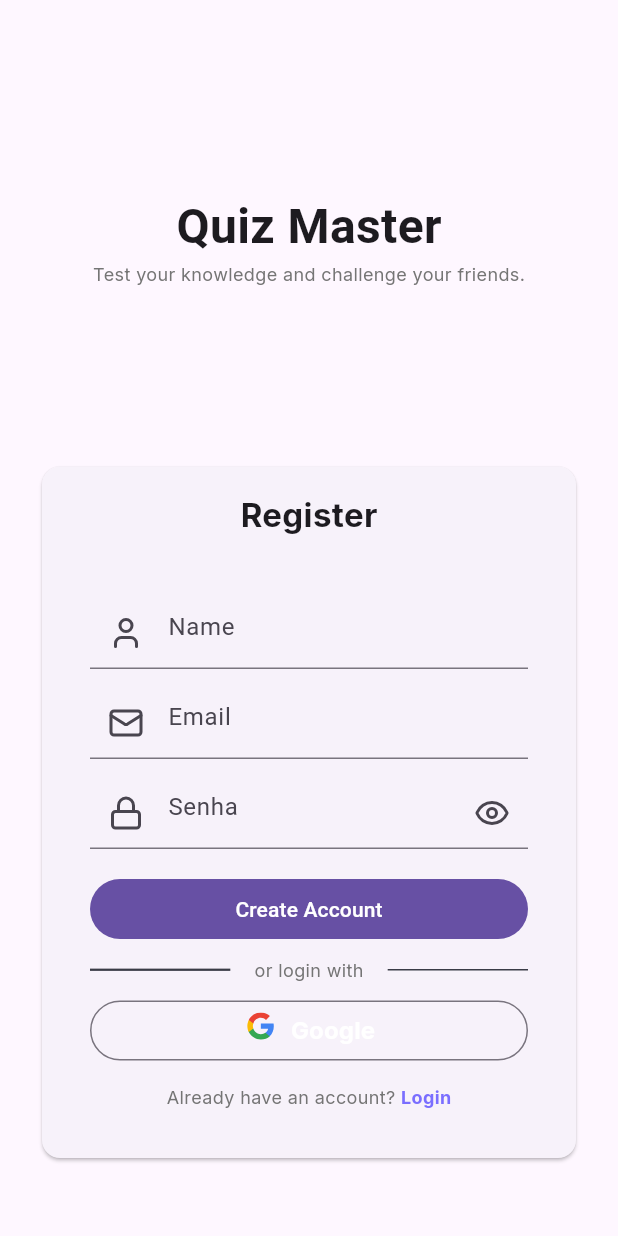
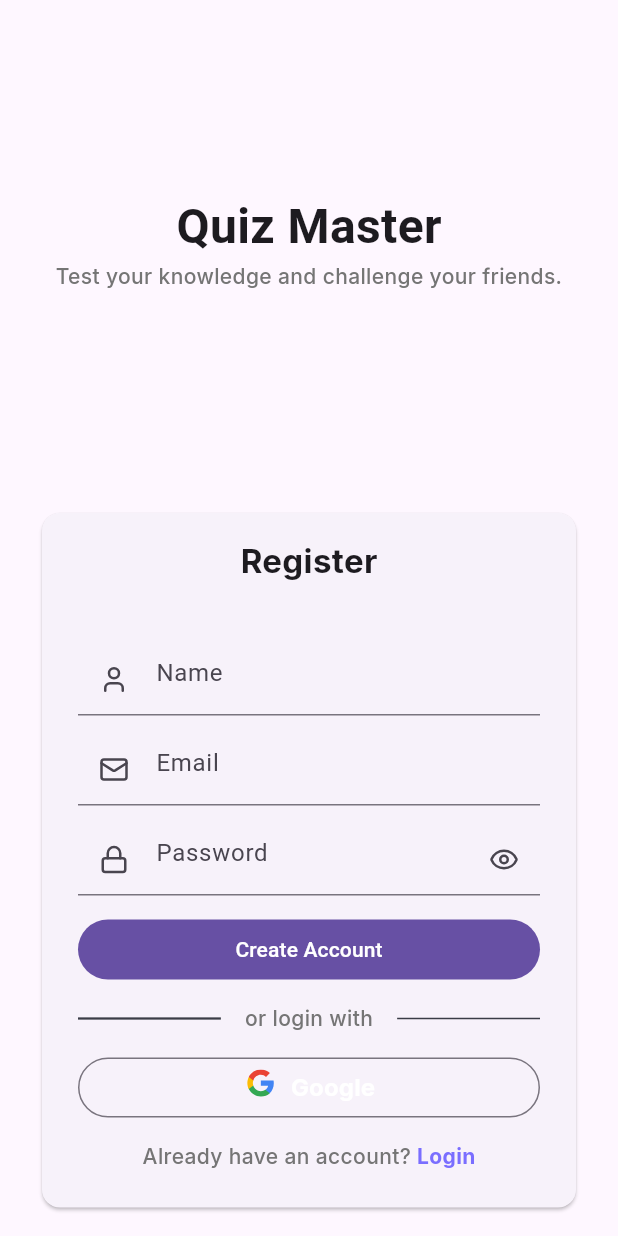
Before and after one commit to Denilson-S/Trabalho-APP-API, a Flutter app: the screen it shows after launch, after a tap on "Sign In", after a tap on "Register", on a phone screen of 412 x 824 dp. Run offline on Flutter 3.47's test engine with Material 3 defaults, Android fonts, the phone set to English and light mode, and no system bars; our stand-ins replace flutter_svg, google_fonts, lucide_icons, shared_preferences; missing offline and left inert: dotenv; Roboto replaces fonts that are missing (Atma).

Commit message:
feat(): Componetiza partes da tela de login

```diff
--- a/app_quizz/lib/app.dart
+++ b/app_quizz/lib/app.dart
@@ -1,7 +1,6 @@
 import './constants/app_themes.dart';
 import 'package:flutter/material.dart';
 import './routes.dart';
-import 'package:app_quizz/pages/views/login_page.dart';
 
 final ValueNotifier<ThemeMode> themeMode = ValueNotifier(ThemeMode.system);
 
--- /dev/null
+++ b/app_quizz/lib/components/action_text.dart
@@ -0,0 +1,24 @@
+import 'package:app_quizz/constants/app_styles.dart';
+import 'package:flutter/material.dart';
+
+class ActionText extends StatelessWidget {
+  final String simpleText;
+  final String actionText;
+  final VoidCallback onPressed;
+
+  const ActionText({super.key, required this.simpleText, required this.actionText, required this.onPressed});
+
+  @override
+  Widget build(BuildContext context) {
+    return Row(
+      mainAxisAlignment: MainAxisAlignment.center,
+      children: [
+        Text(simpleText, style: AppStyles.caption),
+        GestureDetector(
+          onTap: onPressed,
+          child: Text(actionText, style: AppStyles.captionActive),
+        ),
+      ],
+    );
+  }
+}
--- /dev/null
+++ b/app_quizz/lib/components/buttons/primary_button.dart
@@ -0,0 +1,20 @@
+import 'package:flutter/material.dart';
+
+class PrimaryButton extends StatelessWidget {
+  final String? text;
+  final Widget? child;
+  final VoidCallback onPressed;
+
+  const PrimaryButton({super.key, this.text, this.child, required this.onPressed});
+
+  @override
+  Widget build(BuildContext context) {
+    return SizedBox(
+      width: double.infinity,
+      child: FilledButton(
+        onPressed: onPressed,
+        child: child ?? Text(text ?? ''),
+      ),
+    );
+  }
+}
--- /dev/null
+++ b/app_quizz/lib/components/buttons/secondary_button.dart
@@ -0,0 +1,20 @@
+import 'package:flutter/material.dart';
+
+class SecondaryButton extends StatelessWidget {
+  final String? text;
+  final Widget? child;
+  final VoidCallback onPressed;
+
+  const SecondaryButton({super.key, this.text, this.child, required this.onPressed});
+
+  @override
+  Widget build(BuildContext context) {
+    return SizedBox(
+      width: double.infinity,
+      child: OutlinedButton(
+        onPressed: onPressed,
+        child: child ?? Text(text ?? ''),
+      ),
+    );
+  }
+}
--- /dev/null
+++ b/app_quizz/lib/components/card_login.dart
@@ -0,0 +1,33 @@
+import 'package:app_quizz/constants/app_styles.dart';
+import 'package:flutter/material.dart';
+
+class CardLogin extends StatelessWidget {
+  final String title;
+  final GlobalKey<FormState> formKey;
+  final List<Widget> children;
+
+  const CardLogin({super.key, required this.title, required this.formKey, required this.children});
+
+  @override
+  Widget build(BuildContext context) {
+    return Card(
+      child: Container(
+        padding: const EdgeInsets.all(16),
+        child: Column(
+          children: [
+            Text(title, style: AppStyles.titleMedium),
+            Padding(padding: const EdgeInsets.only(top: 40, bottom: 8, left: 8, right: 8),
+              child: Form(
+                key: formKey,
+                child: Column(
+                  spacing: 12,
+                  children: children
+                )
+              ),
+            ),
+          ],
+        ),
+      ),
+    );
+  }
+}
--- /dev/null
+++ b/app_quizz/lib/components/inputs/obscure_input.dart
@@ -0,0 +1,47 @@
+import 'package:flutter/material.dart';
+import 'package:flutter/services.dart';
+
+class ObscureInput extends StatelessWidget {
+  final String hintText;
+  final bool isObscure;
+  final IconData prefixIcon;
+  final IconData suffixIcon;
+  final TextEditingController controller;
+  final FormFieldValidator<String>? validator;
+  final TextInputFormatter? inputFormatter;
+  final VoidCallback? onToggle;
+  final TextInputType keyboardType;
+
+  const ObscureInput({
+    super.key,
+    required this.controller,
+    required this.hintText,
+    required this.prefixIcon,
+    required this.suffixIcon,
+    required this.keyboardType,
+    this.validator,
+    this.inputFormatter,
+    this.isObscure = true,
+    this.onToggle,
+  });
+
+  @override
+  Widget build(BuildContext context) {
+    return TextFormField(
+      controller: controller,
+      decoration: InputDecoration(
+        hintText: hintText,
+        prefixIcon: Icon(prefixIcon, size: 20),
+        suffixIcon: IconButton(
+          icon: Icon(suffixIcon, size: 20),
+          onPressed: onToggle,
+        ),
+      ),
+      validator: validator,
+      inputFormatters: inputFormatter != null ? [inputFormatter!] : null,
+      textAlign: TextAlign.left,
+      obscureText: isObscure,
+      keyboardType: keyboardType,
+    );
+  }
+}
--- /dev/null
+++ b/app_quizz/lib/components/inputs/simple_input.dart
@@ -0,0 +1,36 @@
+import 'package:flutter/material.dart';
+import 'package:flutter/services.dart';
+
+class SimpleInput extends StatelessWidget {
+  final TextEditingController controller;
+  final String hintText;
+  final IconData prefixIcon;
+  final FormFieldValidator<String>? validator;
+  final TextInputFormatter? inputFormatter;
+  final TextInputType keyboardType;
+
+  const SimpleInput({
+    super.key,
+    required this.controller,
+    required this.hintText,
+    required this.prefixIcon,
+    required this.keyboardType,
+    this.validator,
+    this.inputFormatter,
+  });
+
+  @override
+  Widget build(BuildContext context) {
+    return TextFormField(
+      controller: controller,
+      decoration: InputDecoration(
+        hintText: hintText,
+        prefixIcon: Icon(prefixIcon, size: 20),
+      ),
+      validator: validator,
+      inputFormatters: inputFormatter != null ? [inputFormatter!] : null,
+      textAlign: TextAlign.left,
+      keyboardType: keyboardType,
+    );
+  }
+}
--- /dev/null
+++ b/app_quizz/lib/components/svg_text.dart
@@ -0,0 +1,21 @@
+import 'package:app_quizz/constants/app_styles.dart';
+import 'package:flutter/material.dart';
+import 'package:flutter_svg/svg.dart';
+
+class SvgText extends StatelessWidget {
+  final String path;
+  final String text;
+
+  const SvgText({super.key, required this.path, required this.text});
+
+  @override
+  Widget build(BuildContext context) {
+    return Row(mainAxisAlignment: MainAxisAlignment.center,
+      children: [
+        SvgPicture.asset(path, height: 24.0, width: 24.0,),
+        const SizedBox(width: 8),
+        Text(text, style: AppStyles.googleButton),
+      ],
+    );
+}
+}
--- a/app_quizz/lib/components/widgets.dart
+++ b/app_quizz/lib/components/widgets.dart
@@ -1,2 +1,9 @@
 export 'app_bar.dart';
 export 'custom_divider.dart';
+export 'card_login.dart';
+export 'buttons/primary_button.dart';
+export 'buttons/secondary_button.dart';
+export 'action_text.dart';
+export 'inputs/simple_input.dart';
+export 'inputs/obscure_input.dart';
+export 'svg_text.dart';
--- a/app_quizz/lib/constants/app_styles.dart
+++ b/app_quizz/lib/constants/app_styles.dart
@@ -27,12 +27,13 @@ class AppStyles {
   );
 
   static final TextStyle caption = GoogleFonts.inter(
-    fontSize: 12,
+    fontSize: 14,
+    fontWeight: FontWeight.w500,
     color: Colors.grey[600],
   );
 
   static final TextStyle captionActive = GoogleFonts.inter(
-    fontSize: 12,
+    fontSize: 14,
     fontWeight: FontWeight.bold,
     color: AppColors.primary,
   );
--- a/app_quizz/lib/constants/app_themes.dart
+++ b/app_quizz/lib/constants/app_themes.dart
@@ -82,6 +82,8 @@ class AppThemes {
         borderRadius: BorderRadius.circular(32),
         borderSide: const BorderSide(color: AppColors.onError, width: 2),
       ),
+
+      errorStyle: AppStyles.caption.copyWith(color: AppColors.onError),
     ),
 
     cardTheme: CardThemeData(
--- a/app_quizz/lib/pages/views/login_page.dart
+++ b/app_quizz/lib/pages/views/login_page.dart
@@ -3,7 +3,6 @@ import 'package:flutter/material.dart';
 import 'package:app_quizz/validators/validators.dart';
 import 'package:lucide_icons/lucide_icons.dart';
 import 'package:app_quizz/components/widgets.dart';
-import 'package:flutter_svg/flutter_svg.dart';
 
 class LoginPage extends StatefulWidget {
   const LoginPage({Key? key}) : super(key: key);
@@ -18,6 +17,11 @@ class _LoginPageState extends State<LoginPage> {
   final TextEditingController _passwordController = TextEditingController();
 
   bool _isObscure = true;
+  void _togglePasswordVisibility() {
+    setState(() {
+      _isObscure = !_isObscure;
+    });
+  }
 
   void _login() {
     if (_formKey.currentState!.validate()) {
@@ -35,6 +39,11 @@ class _LoginPageState extends State<LoginPage> {
     );
   }
 
+
+  void _navigateToRegister() {
+    Navigator.pushNamed(context, '/register');
+  }
+
   @override
   Widget build(BuildContext context) {
     return Scaffold(
@@ -42,98 +51,39 @@ class _LoginPageState extends State<LoginPage> {
         onTap: () {
           FocusScope.of(context).unfocus();
         },
-        child: Padding(
+        child: Column(
+          children: [
+            Padding(
               padding: const EdgeInsets.only(left: 24.0, right: 24.0, top: 128.0, bottom: 48.0),
               child: Column(
                 children: [
                   Text('Quiz Master', style: AppStyles.titleLarge),
-              Text('Test your knowledge and challenge your friends.', style: AppStyles.caption),
-              const Spacer(),
-              Card(
-                child: SingleChildScrollView(
-                  child: Container(
-                    padding: EdgeInsets.all(16),
-                    child: Column(
-                      children: [
-                        Text('Login', style: AppStyles.titleMedium),
-                        Padding(
-                          padding: const EdgeInsets.only(top: 40, bottom: 16, left: 16, right: 16),
-                          child: Form(
-                            key: _formKey,
-                            child: Column(
-                              children: [
-                                TextFormField(
-                                  controller: _emailController,
-                                  decoration: const InputDecoration(hintText: 'Email', prefixIcon: Icon(LucideIcons.mail)),
-                                  keyboardType: TextInputType.emailAddress,
-                                  validator: validateEmail,
-                                ),
-                                SizedBox(height: 12),
-                                TextFormField(
-                                  controller: _passwordController,
-                                  decoration: InputDecoration(
-                                    hintText: 'Senha',
-                                    prefixIcon: Icon(LucideIcons.lock),
-                                    suffixIcon: Icon(
-                                      _isObscure ? LucideIcons.eye : LucideIcons.eyeOff,
-                                    ),
-                                  ),
-                                  obscureText: _isObscure,
-                                  validator: validatePassword,
-                                ),
-                                const SizedBox(height: 16.0),
-                                SizedBox(
-                                  width: double.infinity,
-                                  child: FilledButton(
-                                    onPressed: _login,
-                                    child: const Text('Sign In'),
-                                  ),
-                                ),
-                                SizedBox(height: 8),
-                                CustomDivider(text: 'or login with'),
-                                const SizedBox(height: 8),
-                                SizedBox(
-                                  width: double.infinity,
-                                  child: OutlinedButton(
-                                    onPressed: _googleLogin,
-                                    child: Row(
-                                      mainAxisAlignment: MainAxisAlignment.center,
-                                      children: [
-                                        SvgPicture.asset(
-                                          'assets/svgs/logo_google.svg',
-                                          height: 24.0,
-                                          width: 24.0,
-                                        ),
-                                        const SizedBox(width: 8),
-                                        Text('Google', style: AppStyles.googleButton),
+                  Text('Test your knowledge and challenge your friends.', style: AppStyles.caption, textAlign: TextAlign.center),
                 ],
               ),
             ),
+            Expanded(
+              child: ScrollConfiguration(
+                behavior: ScrollConfiguration.of(context).copyWith(overscroll: false),
+                child: SingleChildScrollView(
+                  physics: const ClampingScrollPhysics(),
+                  padding: const EdgeInsets.only(left: 24.0, right: 24.0, top: 156.0, bottom: 24.0),
+                  child: CardLogin(
+                    title: 'Login',
+                    formKey: _formKey,
+                    children: [
+                      SimpleInput(controller: _emailController, keyboardType: TextInputType.emailAddress, hintText: 'Email', prefixIcon: LucideIcons.mail, validator: validateEmail),
+                      ObscureInput(controller: _passwordController, keyboardType: TextInputType.visiblePassword, hintText: 'Password', prefixIcon: LucideIcons.lock, validator: validatePassword, suffixIcon: _isObscure ? LucideIcons.eye : LucideIcons.eyeOff, isObscure: _isObscure, onToggle: _togglePasswordVisibility),
+                      PrimaryButton(onPressed: _login, text: 'Sign In',),
+                      CustomDivider(text: 'or login with'),
+                      SecondaryButton(onPressed: _googleLogin, child: SvgText(path: 'assets/svgs/logo_google.svg', text: 'Google')),
+                      ActionText(simpleText: 'Don\'t have an account? ', actionText: 'Register', onPressed: _navigateToRegister)
+                    ]
                   ),
-                                const SizedBox(height: 12),
-                                Row(
-                                  mainAxisAlignment: MainAxisAlignment.center,
-                                  children: [
-                                    Text('Don’t have account? ', style: AppStyles.caption,),
-                                    GestureDetector(
-                                      onTap: () {
-                                        Navigator.pushNamed(context, '/register');
-                                      },
-                                      child: Text('Register', style: AppStyles.captionActive,),
-                                    ),
+                )
+              )
+            )
           ],
-                                ),
-                              ],
-                            ),
-                          ),
-                        ),
-                      ],
-                    ),
-                  ),
-                ),
-              ),
-            ],
-          ),
         ),
       ),
     );
--- a/app_quizz/lib/pages/views/register_page.dart
+++ b/app_quizz/lib/pages/views/register_page.dart
@@ -19,6 +19,11 @@ class RegisterPageState extends State<RegisterPage> {
   final TextEditingController _passwordController = TextEditingController();
 
   bool _isObscure = true;
+  void _togglePasswordVisibility() {
+    setState(() {
+      _isObscure = !_isObscure;
+    });
+  }
 
   void _login() {
     if (_formKey.currentState!.validate()) {
@@ -36,6 +41,10 @@ class RegisterPageState extends State<RegisterPage> {
     );
   }
 
+  void _navigateToLogin() {
+    Navigator.pushNamed(context, '/');
+  }
+
   @override
   Widget build(BuildContext context) {
     return Scaffold(
@@ -43,104 +52,40 @@ class RegisterPageState extends State<RegisterPage> {
         onTap: () {
           FocusScope.of(context).unfocus();
         },
-        child: Padding(
+        child: Column(
+          children: [
+            Padding(
               padding: const EdgeInsets.only(left: 24.0, right: 24.0, top: 128.0, bottom: 48.0),
               child: Column(
                 children: [
                   Text('Quiz Master', style: AppStyles.titleLarge),
-              Text('Test your knowledge and challenge your friends.', style: AppStyles.caption),
-              const Spacer(),
-              Card(
-                child: SingleChildScrollView(
-                  child: Container(
-                    padding: EdgeInsets.all(16),
-                    child: Column(
-                      children: [
-                        Text('Register', style: AppStyles.titleMedium),
-                        Padding(
-                          padding: const EdgeInsets.only(top: 40, bottom: 16, left: 16, right: 16),
-                          child: Form(
-                            key: _formKey,
-                            child: Column(
-                              children: [
-                                TextFormField(
-                                  controller: _nameController,
-                                  decoration: const InputDecoration(hintText: 'Name', prefixIcon: Icon(LucideIcons.user)),
-                                  validator: validateName,
-                                ),
-                                SizedBox(height: 12),
-                                TextFormField(
-                                  controller: _emailController,
-                                  decoration: const InputDecoration(hintText: 'Email', prefixIcon: Icon(LucideIcons.mail)),
-                                  keyboardType: TextInputType.emailAddress,
-                                  validator: validateEmail,
-                                ),
-                                SizedBox(height: 12),
-                                TextFormField(
-                                  controller: _passwordController,
-                                  decoration: InputDecoration(
-                                    hintText: 'Senha',
-                                    prefixIcon: Icon(LucideIcons.lock),
-                                    suffixIcon: Icon(
-                                      _isObscure ? LucideIcons.eye : LucideIcons.eyeOff,
-                                    ),
-                                  ),
-                                  obscureText: _isObscure,
-                                  validator: validatePassword,
-                                ),
-                                const SizedBox(height: 16.0),
-                                SizedBox(
-                                  width: double.infinity,
-                                  child: FilledButton(
-                                    onPressed: _login,
-                                    child: const Text('Create Account'),
-                                  ),
-                                ),
-                                SizedBox(height: 8),
-                                CustomDivider(text: 'or login with'),
-                                const SizedBox(height: 8),
-                                SizedBox(
-                                  width: double.infinity,
-                                  child: OutlinedButton(
-                                    onPressed: _googleLogin,
-                                    child: Row(
-                                      mainAxisAlignment: MainAxisAlignment.center,
-                                      children: [
-                                        SvgPicture.asset(
-                                          'assets/svgs/logo_google.svg',
-                                          height: 24.0,
-                                          width: 24.0,
-                                        ),
-                                        const SizedBox(width: 8),
-                                        Text('Google', style: AppStyles.googleButton),
+                  Text('Test your knowledge and challenge your friends.', style: AppStyles.caption, textAlign: TextAlign.center),
                 ],
               ),
             ),
+            Expanded(
+              child: ScrollConfiguration(
+                behavior: ScrollConfiguration.of(context).copyWith(overscroll: false),
+                child: SingleChildScrollView(
+                  physics: const ClampingScrollPhysics(),
+                  padding: const EdgeInsets.only(left: 24.0, right: 24.0, top: 96.0, bottom: 24.0),
+                  child: CardLogin(
+                    title: 'Register',
+                    formKey: _formKey,
+                    children: [
+                      SimpleInput(controller: _nameController, hintText: 'Name', prefixIcon: LucideIcons.user, keyboardType: TextInputType.name, validator: validateName),
+                      SimpleInput(controller: _emailController, keyboardType: TextInputType.emailAddress, hintText: 'Email', prefixIcon: LucideIcons.mail, validator: validateEmail),
+                      ObscureInput(controller: _passwordController, keyboardType: TextInputType.visiblePassword, hintText: 'Password', prefixIcon: LucideIcons.lock, validator: validatePassword, suffixIcon: _isObscure ? LucideIcons.eye : LucideIcons.eyeOff, isObscure: _isObscure, onToggle: _togglePasswordVisibility),
+                      PrimaryButton(onPressed: _login, text: 'Create Account',),
+                      CustomDivider(text: 'or login with'),
+                      SecondaryButton(onPressed: _googleLogin, child: SvgText(path: 'assets/svgs/logo_google.svg', text: 'Google')),
+                      ActionText(simpleText: 'Already have an account? ', actionText: 'Login', onPressed: _navigateToLogin)
+                    ]
                   ),
-                                const SizedBox(height: 12),
-                                Row(
-                                  mainAxisAlignment: MainAxisAlignment.center,
-                                  children: [
-                                    Text('Already have an account? ', style: AppStyles.caption,),
-                                    GestureDetector(
-                                      onTap: () {
-                                        Navigator.pushNamed(context, '/');
-                                      },
-                                      child: Text('Login', style: AppStyles.captionActive,),
-                                    ),
+                )
+              )
+            )
           ],
-                                ),
-                              ],
-                            ),
-                          ),
-                        ),
-                      ],
-                    ),
-                  ),
-                ),
-              ),
-            ],
-          ),
         ),
       ),
     );
--- a/app_quizz/lib/routes.dart
+++ b/app_quizz/lib/routes.dart
@@ -8,7 +8,6 @@ class AppRoutes {
   static const String home = '/home';
   static const String register = '/register';
 
-  // 2. Crie o mapa de rotas centralizado
   static Map<String, WidgetBuilder> get routes {
     return {
       login: (context) => const LoginPage(),
```
Lines whose indentation alone changed are shown as unchanged.
